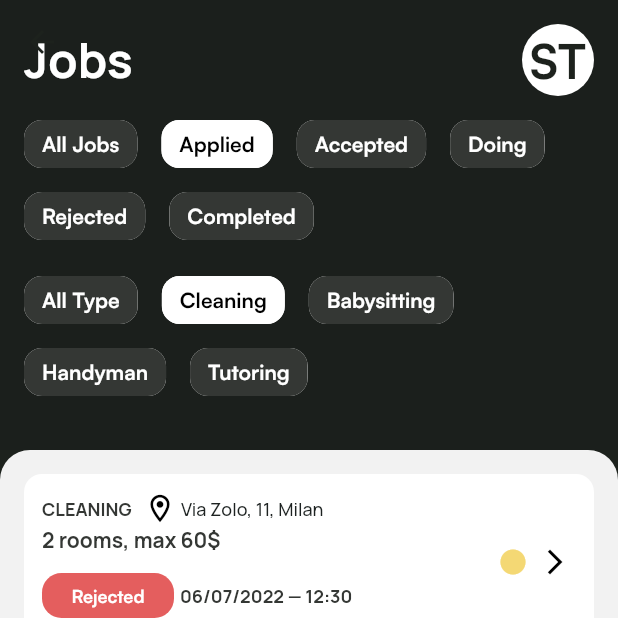
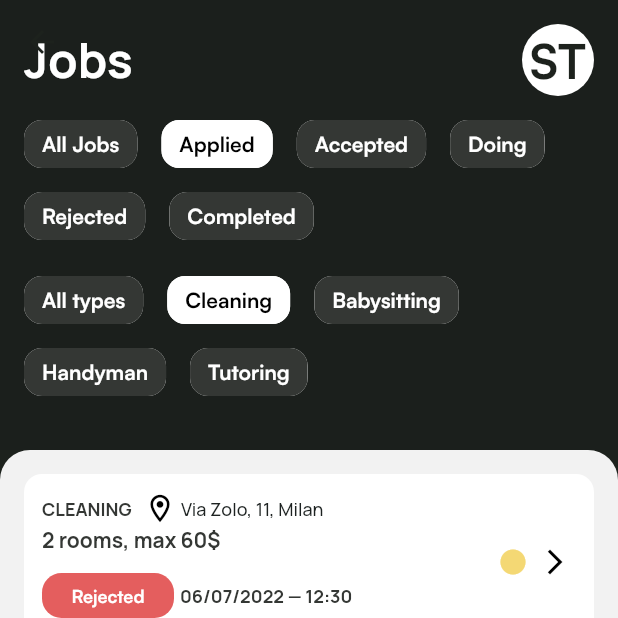
Before and after one commit to Mandipbh/gwork-frontend, a Flutter app: the ClientJobListScreen screen opened directly, on a phone screen of 412 x 824 dp, the top half of it. Run offline on Flutter 3.47's test engine with Material 2 defaults, Android fonts, the phone set to English and light mode, and no system bars; our stand-ins replace badges, dio, dotted_border, easy_localization, file_picker, image_picker and 4 more; missing offline and left inert: dart:ffi; accounts and stored records are empty.

Commit message:
added-tr

```diff
--- a/lib/jobs/client_job_list_screen.dart
+++ b/lib/jobs/client_job_list_screen.dart
@@ -1,3 +1,4 @@
+import 'package:easy_localization/easy_localization.dart';
 import 'package:flutter/material.dart';
 import 'package:g_worker_app/colors.dart';
 import 'package:g_worker_app/jobs/add_new_job_screen.dart';
@@ -113,7 +114,7 @@ class _ClientJobListScreenState extends State<ClientJobListScreen> {
                                 );
                               },
                               backgroundColor: primaryColor,
-                              buttonName: 'New Job',
+                              buttonName: tr('client.type_picker.New_job'),
                               iconAsset: 'add.png'),
                         ),
                       ],
@@ -147,9 +148,9 @@ class _ClientJobListScreenState extends State<ClientJobListScreen> {
               Row(
                 mainAxisAlignment: MainAxisAlignment.spaceBetween,
                 children: [
-                  const Text(
-                    'Jobs',
-                    style: TextStyle(
+                  Text(
+                    tr('Professional.logIn.Jobs.Jobs'),
+                    style: const TextStyle(
                       color: Colors.white,
                       fontSize: 32,
                       fontWeight: FontWeight.w700,
@@ -179,8 +180,8 @@ class _ClientJobListScreenState extends State<ClientJobListScreen> {
                 spacing: 16,
                 children: [
                   FilterChip(
-                    label: const Text(
-                      'All Jobs',
+                    label: Text(
+                      tr('Professional.logIn.Jobs.All_Jobs'),
                     ),
                     labelStyle: TextStyle(
                       color: selectedFilter != JobsFilters.all
@@ -203,8 +204,8 @@ class _ClientJobListScreenState extends State<ClientJobListScreen> {
                     ),
                   ),
                   FilterChip(
-                    label: const Text(
-                      'Applied',
+                    label: Text(
+                      tr('Professional.logIn.Jobs.Applied'),
                     ),
                     labelStyle: TextStyle(
                       color: selectedFilter != JobsFilters.applied
@@ -227,8 +228,8 @@ class _ClientJobListScreenState extends State<ClientJobListScreen> {
                     ),
                   ),
                   FilterChip(
-                    label: const Text(
-                      'Accepted',
+                    label: Text(
+                      tr('Professional.logIn.Jobs.Accepted'),
                     ),
                     labelStyle: TextStyle(
                       color: selectedFilter != JobsFilters.accepted
@@ -251,8 +252,8 @@ class _ClientJobListScreenState extends State<ClientJobListScreen> {
                     ),
                   ),
                   FilterChip(
-                    label: const Text(
-                      'Doing',
+                    label: Text(
+                      tr('Professional.logIn.Jobs.Doing'),
                     ),
                     labelStyle: TextStyle(
                       color: selectedFilter != JobsFilters.doing
@@ -275,8 +276,8 @@ class _ClientJobListScreenState extends State<ClientJobListScreen> {
                     ),
                   ),
                   FilterChip(
-                    label: const Text(
-                      'Rejected',
+                    label: Text(
+                      tr('Professional.logIn.Jobs.Rejected'),
                     ),
                     labelStyle: TextStyle(
                       color: selectedFilter != JobsFilters.rejected
@@ -299,8 +300,8 @@ class _ClientJobListScreenState extends State<ClientJobListScreen> {
                     ),
                   ),
                   FilterChip(
-                    label: const Text(
-                      'Completed',
+                    label: Text(
+                      tr('Professional.logIn.Jobs.Completed'),
                     ),
                     labelStyle: TextStyle(
                       color: selectedFilter != JobsFilters.completed
@@ -331,8 +332,8 @@ class _ClientJobListScreenState extends State<ClientJobListScreen> {
                 spacing: 16,
                 children: [
                   FilterChip(
-                    label: const Text(
-                      'All Type',
+                    label: Text(
+                      tr('Professional.logIn.Jobs.All_types'),
                     ),
                     labelStyle: TextStyle(
                       color: selectedJobType != JobsType.all
@@ -355,8 +356,8 @@ class _ClientJobListScreenState extends State<ClientJobListScreen> {
                     ),
                   ),
                   FilterChip(
-                    label: const Text(
-                      'Cleaning',
+                    label: Text(
+                      tr('admin.dashboard.Cleaning'),
                     ),
                     labelStyle: TextStyle(
                       color: selectedJobType != JobsType.cleaning
@@ -379,8 +380,8 @@ class _ClientJobListScreenState extends State<ClientJobListScreen> {
                     ),
                   ),
                   FilterChip(
-                    label: const Text(
-                      'Babysitting',
+                    label: Text(
+                      tr('admin.job_detail.Babysitting'),
                     ),
                     labelStyle: TextStyle(
                       color: selectedJobType != JobsType.babySitting
@@ -403,8 +404,8 @@ class _ClientJobListScreenState extends State<ClientJobListScreen> {
                     ),
                   ),
                   FilterChip(
-                    label: const Text(
-                      'Handyman',
+                    label: Text(
+                      tr('client.type_picker.Handyman'),
                     ),
                     labelStyle: TextStyle(
                       color: selectedJobType != JobsType.handyman
@@ -427,8 +428,8 @@ class _ClientJobListScreenState extends State<ClientJobListScreen> {
                     ),
                   ),
                   FilterChip(
-                    label: const Text(
-                      'Tutoring',
+                    label: Text(
+                      tr('admin.dashboard.tutoring'),
                     ),
                     labelStyle: TextStyle(
                       color: selectedJobType != JobsType.tutoring
--- a/lib/jobs/job_list_screen.dart
+++ b/lib/jobs/job_list_screen.dart
@@ -4,8 +4,6 @@ import 'package:g_worker_app/colors.dart';
 import 'package:g_worker_app/common/common_buttons.dart';
 import 'package:g_worker_app/custom_progress_bar.dart';
 import 'package:g_worker_app/invoice_view_screen/invoice_view_screen.dart';
-import 'package:g_worker_app/main.dart';
-
 import '../Constants.dart';
 import '../my_profile/my_profile_screen.dart';
 import 'job_detail_screen.dart';
```
Also changed, not shown: assets/translate/en.json (+34 -0 lines), assets/translate/it.json (+28 -0 lines), lib/chat/chat_screen.dart (+17 -16 lines), lib/chat/edit_offer_screen.dart (+14 -13 lines), lib/dashboard/dashboard_screen.dart (+20 -19 lines), lib/jobs/add_job_widgets/job_info_view.dart (+10 -6 lines), lib/jobs/add_job_widgets/job_reason_view.dart (+7 -6 lines), lib/jobs/add_job_widgets/more_info_view.dart (+8 -4 lines), lib/jobs/add_job_widgets/schedule_view.dart (+8 -6 lines), lib/jobs/add_job_widgets/summary_view.dart (+7 -7 lines), lib/jobs/add_job_widgets/upload_images_view.dart (+14 -10 lines), lib/jobs/add_new_job_screen.dart (+11 -9 lines), lib/jobs/job_detail_screen.dart (+54 -48 lines), lib/my_profile/edit_profile_screen.dart (+9 -10 lines).
